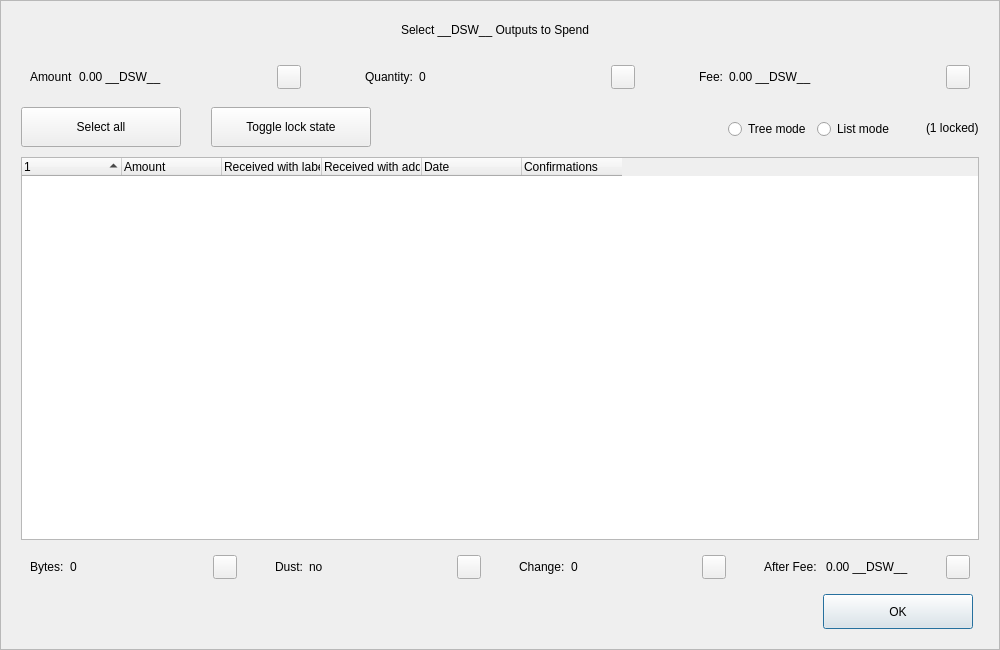
Qt form src/qt/forms/coincontroldialog.ui (decenomy/DSW) before a commit.
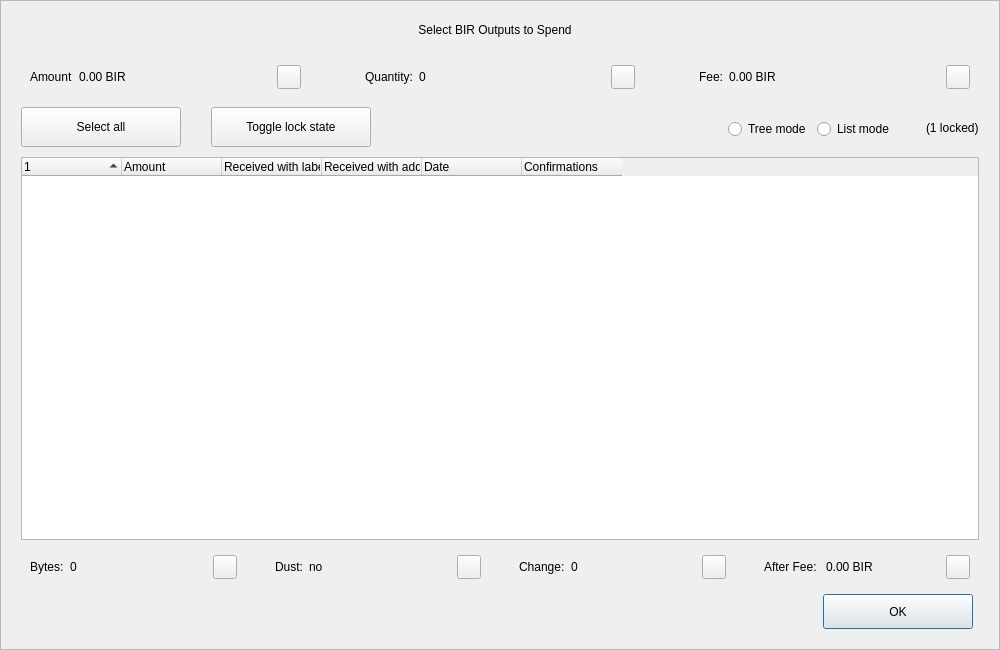
The same form after that commit. Custom widgets are drawn as their Qt base class.

The edit to the form file:
```diff
--- a/src/qt/forms/coincontroldialog.ui
+++ b/src/qt/forms/coincontroldialog.ui
@@ -98,7 +98,7 @@
            </size>
           </property>
           <property name="text">
-           <string>Select __DSW__ Outputs to Spend</string>
+           <string>Select BIR Outputs to Spend</string>
           </property>
           <property name="alignment">
            <set>Qt::AlignCenter</set>
@@ -144,7 +144,7 @@
            <item>
             <widget class="QLabel" name="labelCoinControlAmount">
              <property name="text">
-              <string>0.00 __DSW__</string>
+              <string>0.00 BIR</string>
              </property>
             </widget>
            </item>
@@ -268,7 +268,7 @@
            <item>
             <widget class="QLabel" name="labelCoinControlFee">
              <property name="text">
-              <string>0.00 __DSW__</string>
+              <string>0.00 BIR</string>
              </property>
             </widget>
            </item>
@@ -729,7 +729,7 @@
            <item>
             <widget class="QLabel" name="labelCoinControlAfterFee">
              <property name="text">
-              <string>0.00 __DSW__</string>
+              <string>0.00 BIR</string>
              </property>
             </widget>
            </item>
```
